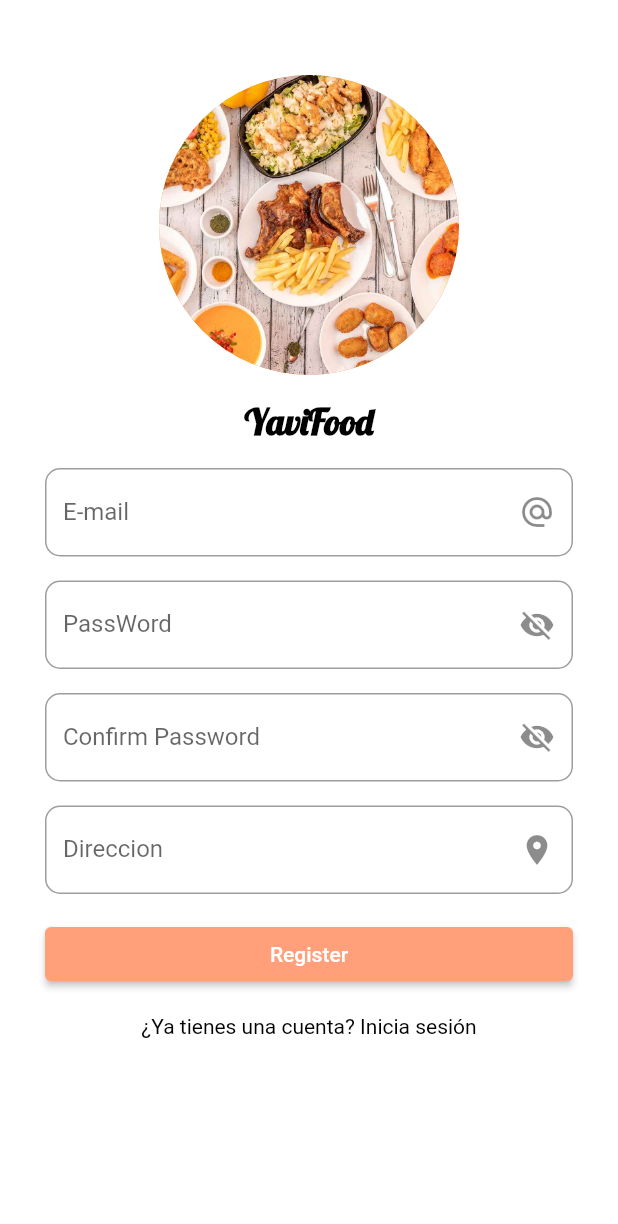
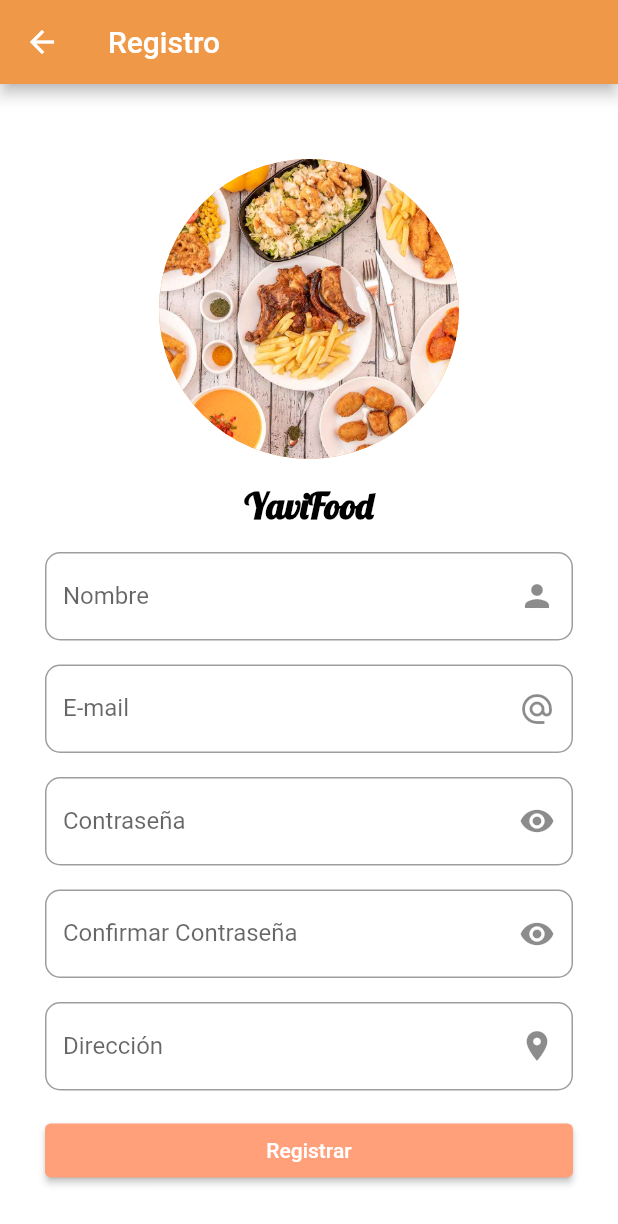
Before and after one commit to flutter-preview/AngelesQuinatoa-YaviFoodMovil, a Flutter app: the Register screen opened directly, on a phone screen of 412 x 824 dp. Shown: the top 1224 px of the screen. Run offline on Flutter 3.47's test engine with Material 2 defaults, Android fonts, the light colour scheme and no system bars; our stand-ins replace email_validator.

Commit message:
registro validaciones

```diff
--- a/lib/auth/register.dart
+++ b/lib/auth/register.dart
@@ -1,5 +1,7 @@
 import 'package:flutter/material.dart';
-import 'package:project/auth/login.dart';
+import 'package:project/pages/home.dart';
+import 'package:email_validator/email_validator.dart';
+import 'package:project/services/register.api.dart';
 
 class Register extends StatefulWidget {
   const Register({Key? key}) : super(key: key);
@@ -9,30 +11,39 @@ class Register extends StatefulWidget {
 }
 
 class _RegisterState extends State<Register> {
-  final FocusNode _emailFocusNode = FocusNode();
-  final FocusNode _passwordFocusNode = FocusNode();
-  final FocusNode _confirmPasswordFocusNode = FocusNode();
-  final FocusNode _addressFocusNode = FocusNode();
+  final TextEditingController _nameController = TextEditingController();
+  final TextEditingController _emailController = TextEditingController();
+  final TextEditingController _passwordController = TextEditingController();
+  final TextEditingController _confirmPasswordController = TextEditingController();
+  final TextEditingController _addressController = TextEditingController();
+  final _formKey = GlobalKey<FormState>();
+
   bool isPasswordVisible = false;
 
   @override
   void dispose() {
-    _emailFocusNode.dispose();
-    _passwordFocusNode.dispose();
-    _confirmPasswordFocusNode.dispose();
-    _addressFocusNode.dispose();
+    _nameController.dispose();
+    _emailController.dispose();
+    _passwordController.dispose();
+    _confirmPasswordController.dispose();
+    _addressController.dispose();
     super.dispose();
-
   }
 
   @override
   Widget build(BuildContext context) {
     return Scaffold(
       backgroundColor: Colors.white,
+      appBar: AppBar(
+        title: Text('Registro'),
+        backgroundColor: Color.fromARGB(255, 239, 152, 71),
+      ),
       body: SafeArea(
         child: SingleChildScrollView(
           child: Padding(
             padding: const EdgeInsets.symmetric(horizontal: 30.0, vertical: 50.0),
+            child: Form(
+              key: _formKey,
               child: Column(
                 crossAxisAlignment: CrossAxisAlignment.stretch,
                 children: <Widget>[
@@ -64,17 +75,23 @@ class _RegisterState extends State<Register> {
                         primary: Color(0xFFFFA07A),
                       ),
                     ),
-                  child: TextField(
-                    enableInteractiveSelection: false,
-                    textCapitalization: TextCapitalization.characters,
+                    child: TextFormField(
+                      controller: _nameController,
+                      textCapitalization: TextCapitalization.words,
                       decoration: InputDecoration(
-                      hintText: 'E-mail',
-                      labelText: 'E-mail',
-                      suffixIcon: Icon(Icons.alternate_email),
+                        hintText: 'Nombre',
+                        labelText: 'Nombre',
+                        suffixIcon: Icon(Icons.person),
                         border: OutlineInputBorder(
                           borderRadius: BorderRadius.circular(10.0),
                         ),
                       ),
+                      validator: (value) {
+                        if (value!.isEmpty) {
+                          return 'Por favor, ingresa un nombre';
+                        }
+                        return null;
+                      },
                     ),
                   ),
                   const SizedBox(height: 16.0),
@@ -85,18 +102,25 @@ const SizedBox(height: 16.0),
                         primary: Color(0xFFFFA07A),
                       ),
                     ),
-                  child: TextField(
-                    enableInteractiveSelection: false,
-                    obscureText: !isPasswordVisible,
+                    child: TextFormField(
+                      controller: _emailController,
                       textCapitalization: TextCapitalization.characters,
                       decoration: InputDecoration(
-                      hintText: 'Password',
-                      labelText: 'PassWord',
-                      suffixIcon: Icon(Icons.visibility_off),
+                        hintText: 'E-mail',
+                        labelText: 'E-mail',
+                        suffixIcon: Icon(Icons.alternate_email),
                         border: OutlineInputBorder(
                           borderRadius: BorderRadius.circular(10.0),
                         ),
                       ),
+                      validator: (value) {
+                        if (value!.isEmpty) {
+                          return 'Por favor, ingresa un correo electrónico';
+                        } else if (!EmailValidator.validate(value)) {
+                          return 'Por favor, ingresa un correo electrónico válido';
+                        }
+                        return null;
+                      },
                     ),
                   ),
                   const SizedBox(height: 16.0),
@@ -107,18 +131,33 @@ const SizedBox(height: 16.0),
                         primary: Color(0xFFFFA07A),
                       ),
                     ),
-                  child: TextField(
-                    enableInteractiveSelection: false,
+                    child: TextFormField(
+                      controller: _passwordController,
                       obscureText: !isPasswordVisible,
                       textCapitalization: TextCapitalization.characters,
                       decoration: InputDecoration(
-                      hintText: 'Confirm Password',
-                      labelText: 'Confirm Password',
-                      suffixIcon: Icon(Icons.visibility_off),
+                        hintText: 'Contraseña',
+                        labelText: 'Contraseña',
+                        suffixIcon: IconButton(
+                          icon: isPasswordVisible
+                              ? Icon(Icons.visibility_off)
+                              : Icon(Icons.visibility),
+                          onPressed: () {
+                            setState(() {
+                              isPasswordVisible = !isPasswordVisible;
+                            });
+                          },
+                        ),
                         border: OutlineInputBorder(
                           borderRadius: BorderRadius.circular(10.0),
                         ),
                       ),
+                      validator: (value) {
+                        if (value!.isEmpty) {
+                          return 'Por favor, ingresa una contraseña';
+                        }
+                        return null;
+                      },
                     ),
                   ),
                   const SizedBox(height: 16.0),
@@ -129,47 +168,103 @@ const SizedBox(height: 16.0),
                         primary: Color(0xFFFFA07A),
                       ),
                     ),
-                  child: TextField(
-                    enableInteractiveSelection: false,
+                    child: TextFormField(
+                      controller: _confirmPasswordController,
+                      obscureText: !isPasswordVisible,
                       textCapitalization: TextCapitalization.characters,
                       decoration: InputDecoration(
-                      hintText: 'Direccion',
-                      labelText: 'Direccion',
+                        hintText: 'Confirmar Contraseña',
+                        labelText: 'Confirmar Contraseña',
+                        suffixIcon: IconButton(
+                          icon: isPasswordVisible
+                              ? Icon(Icons.visibility_off)
+                              : Icon(Icons.visibility),
+                          onPressed: () {
+                            setState(() {
+                              isPasswordVisible = !isPasswordVisible;
+                            });
+                          },
+                        ),
+                        border: OutlineInputBorder(
+                          borderRadius: BorderRadius.circular(10.0),
+                        ),
+                      ),
+                      validator: (value) {
+                        if (value!.isEmpty) {
+                          return 'Por favor, confirma tu contraseña';
+                        } else if (value != _passwordController.text) {
+                          return 'Las contraseñas no coinciden';
+                        }
+                        return null;
+                      },
+                    ),
+                  ),
+                  const SizedBox(height: 16.0),
+                  Theme(
+                    data: ThemeData(
+                      primaryColor: Color(0xFFFFA07A),
+                      colorScheme: ColorScheme.fromSwatch().copyWith(
+                        primary: Color(0xFFFFA07A),
+                      ),
+                    ),
+                    child: TextFormField(
+                      controller: _addressController,
+                      textCapitalization: TextCapitalization.sentences,
+                      decoration: InputDecoration(
+                        hintText: 'Dirección',
+                        labelText: 'Dirección',
                         suffixIcon: Icon(Icons.location_on),
                         border: OutlineInputBorder(
                           borderRadius: BorderRadius.circular(10.0),
                         ),
                       ),
+                      validator: (value) {
+                        if (value!.isEmpty) {
+                          return 'Por favor, ingresa una dirección';
+                        }
+                        return null;
+                      },
                     ),
                   ),
                   const SizedBox(height: 16.0),
                   ElevatedButton(
-                  onPressed: () {},
+                    onPressed: () async {
+                      if (_formKey.currentState!.validate()) {
+                        if (_passwordController.text != _confirmPasswordController.text) {
+                          ScaffoldMessenger.of(context).showSnackBar(
+                            SnackBar(
+                              content: Text('Las contraseñas no coinciden.'),
+                            ),
+                          );
+                          return;
+                        }
+
+                        var success = await ApiService.registerUser(
+                          _nameController.text,
+                          _emailController.text,
+                          _passwordController.text,
+                          _confirmPasswordController.text,
+                          _addressController.text,
+                        );
+
+                        if (success) {
+                          print('Registro exitoso');
+                          Navigator.push(
+                            context,
+                            MaterialPageRoute(builder: (context) => homePages()),
+                          );
+                        } else {
+                          print('Error en el registro');
+                        }
+                      }
+                    },
                     style: ElevatedButton.styleFrom(
                       primary: Color(0xFFFFA07A),
                     ),
-                  child: Text('Register'),
-                ),
-                const SizedBox(height: 16.0),
-                Container(
-                  alignment: Alignment.center,
-                  child: GestureDetector(
-                    onTap: () {
-                      Navigator.push(
-                        context,
-                        MaterialPageRoute(builder: (context) => login()),
-                      );
-                    },
-                    child: Text(
-                      '¿Ya tienes una cuenta? Inicia sesión',
-                      style: TextStyle(
-                        color: Colors.black,
-                        decoration: TextDecoration.none,
-                      ),
-                    ),
-                  ),
+                    child: Text('Registrar'),
                   ),
                 ],
+              ),
             ),
           ),
         ),
--- a/lib/main.dart
+++ b/lib/main.dart
@@ -1,5 +1,4 @@
 import 'package:flutter/material.dart';
-import 'package:project/pages/screen/inicio.dart';
 import 'auth/login.dart';
 
 void main() => runApp(const MyApp());
--- a/pubspec.yaml
+++ b/pubspec.yaml
@@ -37,6 +37,7 @@ dependencies:
   # Use with the CupertinoIcons class for iOS style icons.
   cupertino_icons: ^1.0.2
   http: ^1.1.0
+  email_validator: ^2.1.17
 
 dev_dependencies:
   flutter_test:
```
Also changed, not shown: lib/services/register.api.dart (added, +35 -0 lines), pubspec.lock. Lines whose indentation alone changed are shown as unchanged.
